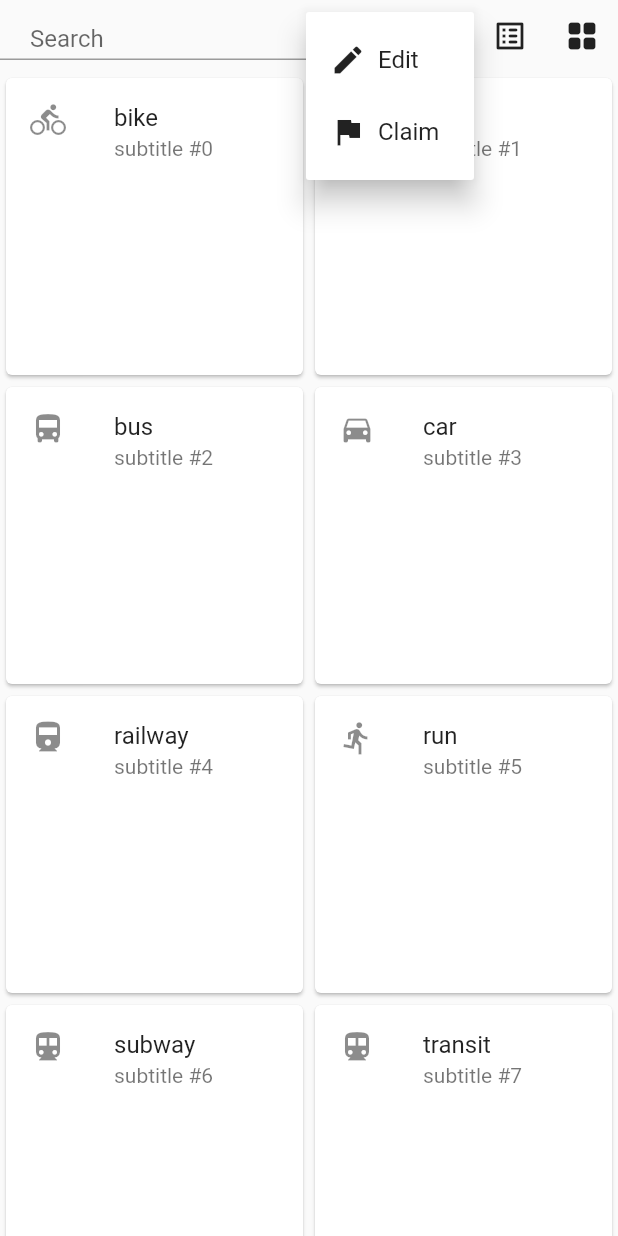
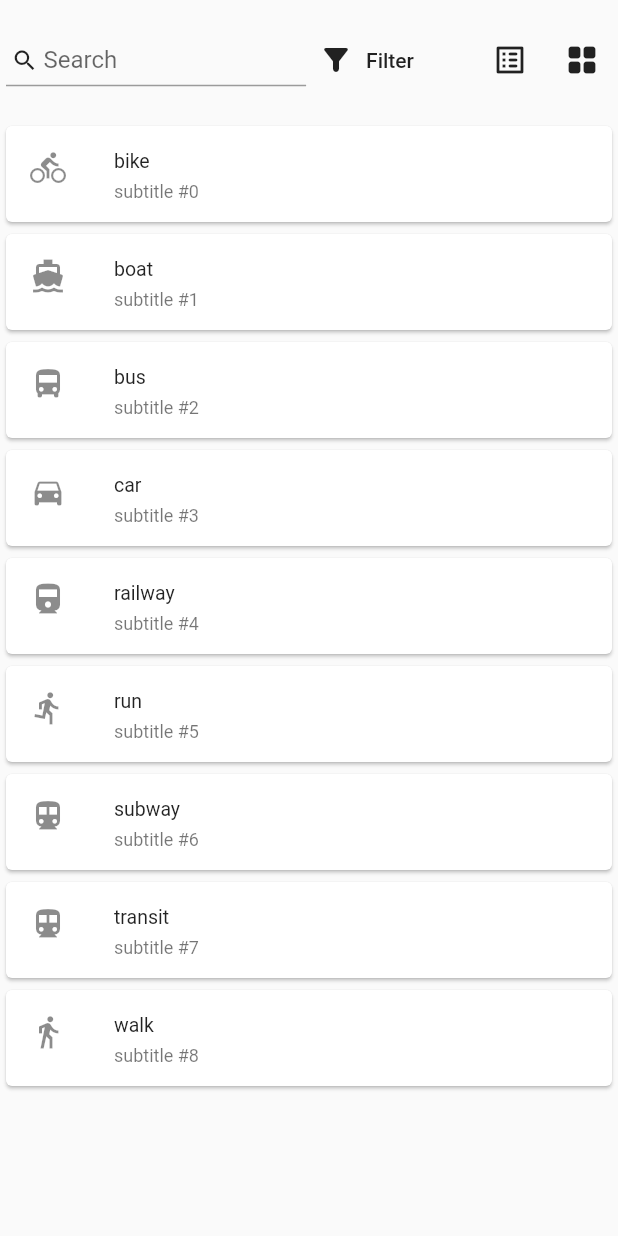
Before and after one commit to comerc/flutter_test_rr, a Flutter app: the screen it shows after launch, after a tap on "Filter", on a phone screen of 412 x 824 dp. Run offline on Flutter 3.47's test engine with Material 2 defaults, Android fonts, the light colour scheme and no system bars.

Commit message:
Release UI

```diff
--- /dev/null
+++ b/lib/data.dart
@@ -0,0 +1,25 @@
+import 'package:flutter/material.dart';
+
+final titles = [
+  'bike',
+  'boat',
+  'bus',
+  'car',
+  'railway',
+  'run',
+  'subway',
+  'transit',
+  'walk',
+];
+
+final icons = [
+  Icons.directions_bike,
+  Icons.directions_boat,
+  Icons.directions_bus,
+  Icons.directions_car,
+  Icons.directions_railway,
+  Icons.directions_run,
+  Icons.directions_subway,
+  Icons.directions_transit,
+  Icons.directions_walk,
+];
--- /dev/null
+++ b/lib/import.dart
@@ -0,0 +1,4 @@
+export 'widgets/custom_popup_menu_item.dart';
+export 'widgets/filter_menu_item.dart';
+export 'screens/home.dart';
+export 'data.dart';
--- a/lib/main.dart
+++ b/lib/main.dart
@@ -1,11 +1,12 @@
 import 'package:flutter/material.dart';
+import 'package:flutter_test_rr/import.dart';
 
 void main() {
-  runApp(const MyApp());
+  runApp(const App());
 }
 
-class MyApp extends StatelessWidget {
-  const MyApp({Key? key}) : super(key: key);
+class App extends StatelessWidget {
+  const App({Key? key}) : super(key: key);
 
   @override
   Widget build(BuildContext context) {
@@ -15,181 +16,7 @@ class MyApp extends StatelessWidget {
       theme: ThemeData(
         primarySwatch: Colors.blue,
       ),
-      home: const MyHomePage(),
+      home: const HomeScreen(),
     );
   }
 }
-
-class MyHomePage extends StatefulWidget {
-  const MyHomePage({Key? key}) : super(key: key);
-
-  @override
-  State<MyHomePage> createState() => _MyHomePageState();
-}
-
-final titles = [
-  'bike',
-  'boat',
-  'bus',
-  'car',
-  'railway',
-  'run',
-  'subway',
-  'transit',
-  'walk',
-  'bike',
-  'boat',
-  'bus',
-  'car',
-  'railway',
-  'run',
-  'subway',
-  'transit',
-  'walk'
-];
-
-final icons = [
-  Icons.directions_bike,
-  Icons.directions_boat,
-  Icons.directions_bus,
-  Icons.directions_car,
-  Icons.directions_railway,
-  Icons.directions_run,
-  Icons.directions_subway,
-  Icons.directions_transit,
-  Icons.directions_walk,
-  Icons.directions_bike,
-  Icons.directions_boat,
-  Icons.directions_bus,
-  Icons.directions_car,
-  Icons.directions_railway,
-  Icons.directions_run,
-  Icons.directions_subway,
-  Icons.directions_transit,
-  Icons.directions_walk,
-];
-
-// TODO: все методы начинаются глаголами
-
-class _MyHomePageState extends State<MyHomePage> {
-  @override
-  Widget build(BuildContext context) {
-    return Scaffold(
-      // body: _myGridView(),
-      // body: _myListView(),
-      body: Column(
-        children: [
-          // Positioned(child: child)
-          // Padding(
-          //   child: Text('1111'),
-          //   padding: EdgeInsets.symmetric(vertical: 8.0),
-          // ),
-          Row(
-            children: [
-              Expanded(
-                child: TextField(
-                  // cursorHeight: 2,
-                  // strutStyle: StrutStyle(forceStrutHeight: true),
-                  style: TextStyle(
-                    // fontSize: 40.0,
-                    height: 1.4,
-                    // color: Colors.black
-                  ),
-                  decoration: InputDecoration(
-                      // border: InputBorder.none,
-                      // border: OutlineInputBorder(
-                      //   borderSide: BorderSide()
-                      // ),
-                      // prefixIcon: Icon(Icons.search),
-                      hintText: 'Search',
-                      // contentPadding: EdgeInsets.zero,
-                      isDense: true,
-                      contentPadding:
-                          EdgeInsets.symmetric(vertical: 5, horizontal: 20)),
-                ),
-              ),
-              PopupMenuButton(
-                child: IgnorePointer(
-                  child: TextButton.icon(
-                    onPressed: () {},
-                    icon: Icon(Icons.filter_alt_rounded),
-                    label: Text('Filter'),
-                    style: TextButton.styleFrom(
-                      primary: Theme.of(context).iconTheme.color,
-                    ),
-                  ),
-                ),
-                itemBuilder: (BuildContext context) {
-                  final result = <PopupMenuEntry>[];
-                  result.add(
-                    PopupMenuItem(
-                      value: 'edit',
-                      child: Row(
-                        children: [
-                          Icon(Icons.edit, color: Colors.black87),
-                          SizedBox(width: 8),
-                          Text('Edit'),
-                        ],
-                      ),
-                    ),
-                  );
-                  result.add(
-                    PopupMenuItem(
-                      value: 'claim',
-                      child: Row(
-                        children: [
-                          Icon(Icons.flag, color: Colors.black87),
-                          SizedBox(width: 8),
-                          Text('Claim'),
-                        ],
-                      ),
-                    ),
-                  );
-                  return result;
-                },
-              ),
-              IconButton(
-                onPressed: () {},
-                icon: Icon(Icons.list_alt_rounded),
-              ),
-              IconButton(
-                onPressed: () {},
-                icon: Icon(Icons.grid_view_rounded),
-              ),
-            ],
-          ),
-          Expanded(child: _myGridView()),
-        ],
-      ),
-    );
-  }
-
-  Widget _myListView() {
-    return ListView.builder(
-      // shrinkWrap: true,
-      itemCount: titles.length,
-      itemBuilder: _myCard,
-    );
-  }
-
-  Widget _myGridView() {
-    return GridView.builder(
-      // shrinkWrap: true,
-      gridDelegate: const SliverGridDelegateWithFixedCrossAxisCount(
-        crossAxisCount: 2,
-      ),
-      itemCount: titles.length,
-      itemBuilder: _myCard,
-    );
-  }
-
-  Widget _myCard(BuildContext context, int index) {
-    return Card(
-      child: ListTile(
-        leading: Icon(icons[index]),
-        title: Text(titles[index]),
-        subtitle: Text('subtitle #$index'),
-      ),
-    );
-  }
-}
--- /dev/null
+++ b/lib/screens/home.dart
@@ -0,0 +1,150 @@
+import 'package:flutter/material.dart';
+import 'package:flutter_test_rr/import.dart';
+
+enum HomeScreenViewMode { list, grid }
+
+class HomeScreen extends StatefulWidget {
+  const HomeScreen({Key? key}) : super(key: key);
+
+  @override
+  State<HomeScreen> createState() => _HomeScreenState();
+}
+
+class _HomeScreenState extends State<HomeScreen> {
+  bool isStateCode = false;
+  bool isStateOrProvince = false;
+  HomeScreenViewMode viewMode = HomeScreenViewMode.list;
+
+  @override
+  Widget build(BuildContext context) {
+    return Scaffold(
+      body: Center(
+        child: ConstrainedBox(
+          constraints: BoxConstraints(maxWidth: 500),
+          child: Column(
+            children: [
+              SizedBox(height: 16),
+              Row(
+                children: [
+                  SizedBox(width: 4),
+                  Expanded(
+                    child: TextField(
+                      decoration: InputDecoration(
+                          prefixIcon: Icon(
+                            Icons.search,
+                            color: Theme.of(context).iconTheme.color,
+                          ),
+                          prefixIconConstraints: BoxConstraints(
+                            minWidth: 25,
+                            minHeight: 25,
+                          ),
+                          hintText: 'Search',
+                          isDense: true,
+                          contentPadding: EdgeInsets.symmetric(vertical: 8)),
+                    ),
+                  ),
+                  PopupMenuButton(
+                    offset: Offset(0, 25),
+                    constraints: const BoxConstraints.tightFor(),
+                    itemBuilder: (BuildContext context) => <PopupMenuEntry>[
+                      CustomPopupMenuItem(
+                        child: FilterMenuItem(
+                          initialValue: isStateCode,
+                          onChanged: (bool value) {
+                            isStateCode = value;
+                          },
+                          title: Text('State Code'),
+                        ),
+                      ),
+                      CustomPopupMenuItem(
+                        child: FilterMenuItem(
+                          initialValue: isStateOrProvince,
+                          onChanged: (bool value) {
+                            isStateOrProvince = value;
+                          },
+                          title: Text('State Or Province'),
+                        ),
+                      ),
+                    ],
+                    child: IgnorePointer(
+                      child: TextButton.icon(
+                        onPressed: () {},
+                        icon: Icon(Icons.filter_alt_rounded),
+                        label: Text('Filter'),
+                        style: TextButton.styleFrom(
+                          primary: Theme.of(context).iconTheme.color,
+                        ),
+                      ),
+                    ),
+                  ),
+                  SizedBox(width: 32),
+                  IconButton(
+                    onPressed: () {
+                      if (viewMode == HomeScreenViewMode.list) {
+                        return;
+                      }
+                      setState(() {
+                        viewMode = HomeScreenViewMode.list;
+                      });
+                    },
+                    icon: Icon(Icons.list_alt_rounded),
+                  ),
+                  IconButton(
+                    onPressed: () {
+                      if (viewMode == HomeScreenViewMode.grid) {
+                        return;
+                      }
+                      setState(() {
+                        viewMode = HomeScreenViewMode.grid;
+                      });
+                    },
+                    icon: Icon(Icons.grid_view_rounded),
+                  ),
+                ],
+              ),
+              SizedBox(height: 16),
+              Expanded(child: _buildView()),
+            ],
+          ),
+        ),
+      ),
+    );
+  }
+
+  Widget _buildView() {
+    final viewModes = {
+      HomeScreenViewMode.list: _buildListView,
+      HomeScreenViewMode.grid: _buildGridView,
+    };
+    assert(viewModes.length == HomeScreenViewMode.values.length);
+    return viewModes[viewMode]!();
+  }
+
+  Widget _buildListView() {
+    return ListView.builder(
+      itemCount: titles.length,
+      itemBuilder: _buildCard,
+    );
+  }
+
+  Widget _buildGridView() {
+    return GridView.builder(
+      gridDelegate: const SliverGridDelegateWithFixedCrossAxisCount(
+        crossAxisCount: 2,
+      ),
+      itemCount: titles.length,
+      itemBuilder: _buildCard,
+    );
+  }
+
+  Widget _buildCard(BuildContext context, int index) {
+    return Card(
+      child: ListTile(
+        leading: Icon(icons[index]),
+        title: Text(titles[index]),
+        subtitle: Text('subtitle #$index'),
+        dense: viewMode == HomeScreenViewMode.list,
+      ),
+    );
+  }
+}
--- /dev/null
+++ b/lib/widgets/custom_popup_menu_item.dart
@@ -0,0 +1,39 @@
+import 'package:flutter/material.dart';
+
+class CustomPopupMenuItem<T> extends PopupMenuItem<T> {
+  const CustomPopupMenuItem({
+    Key? key,
+    value,
+    onTap,
+    enabled = true,
+    height = 0,
+    padding = EdgeInsets.zero,
+    textStyle,
+    mouseCursor,
+    required child,
+  }) : super(
+          key: key,
+          value: value,
+          onTap: onTap,
+          enabled: enabled,
+          height: height,
+          padding: padding,
+          textStyle: textStyle,
+          mouseCursor: mouseCursor,
+          child: child,
+        );
+
+  @override
+  PopupMenuItemState<T, PopupMenuItem<T>> createState() =>
+      CustomPopupMenuItemState<T, PopupMenuItem<T>>();
+}
+
+class CustomPopupMenuItemState<T, W extends PopupMenuItem<T>>
+    extends PopupMenuItemState<T, W> {
+  @override
+  @protected
+  void handleTap() {
+    widget.onTap?.call();
+    // Navigator.pop<T>(context, widget.value);
+  }
+}
```
Also changed, not shown: lib/widgets/filter_menu_item.dart (added, +59 -0 lines), 1 other file.
